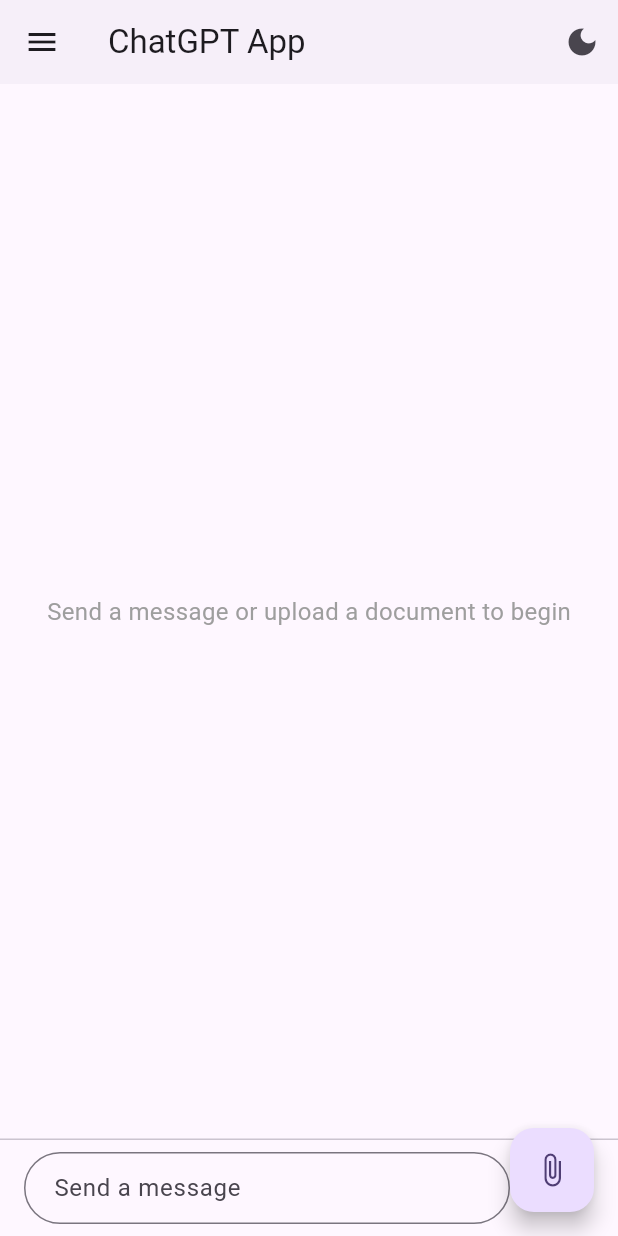
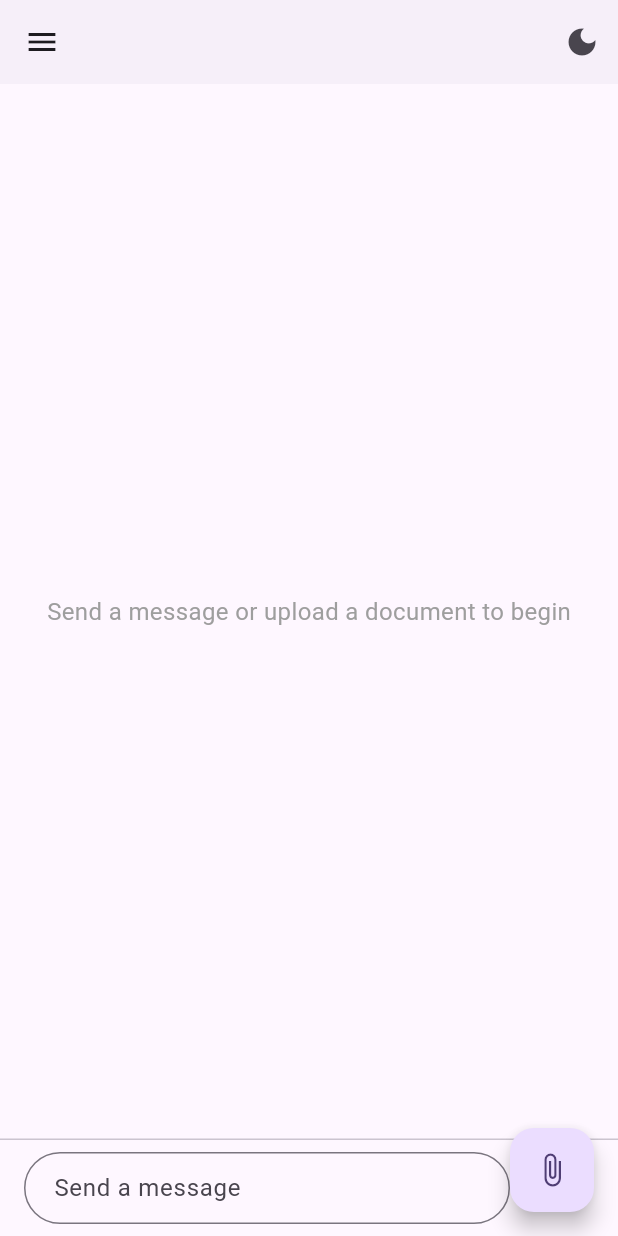
Before and after one commit to nnethercott/genai-mobile, a Flutter app: the screen it shows after launch, on a phone screen of 412 x 824 dp. Run offline on Flutter 3.47's test engine with Material 3 defaults, Android fonts, the phone set to English and light mode, and no system bars; our stand-ins replace file_picker, flutter_bloc, hive_ce, image_picker; accounts and stored records are empty.

Commit message:
remove app

```diff
--- a/lib/ui/home/home_page.dart
+++ b/lib/ui/home/home_page.dart
@@ -51,7 +51,6 @@ class _HomePageState extends State<HomePage> {
   Widget build(BuildContext context) {
     return Scaffold(
       appBar: AppBar(
-        title: const Text('ChatGPT App'),
         elevation: 1,
         actions: [
           IconButton(
```
